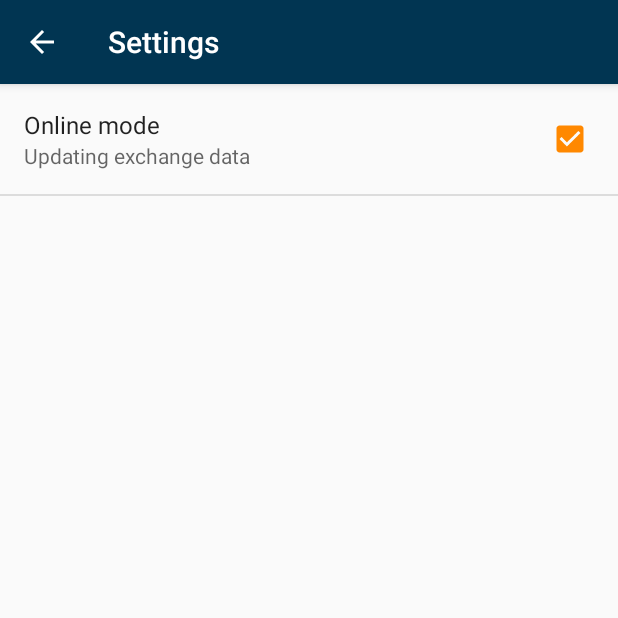
After one commit to KaloyanBogoslovov/SimpleCurrencyConvertor, an Android app: the SettingsActivity screen opened directly, with no data from a screen before it, on a phone screen of 412 x 824 dp, the top half of it. The commit adds this screen. Run offline under Robolectric (Android 15) with nearby library versions, the phone set to English and light mode, and no system bars.

Commit message:
Added online and offline mode.

```diff
--- a/app/src/main/java/com/bogoslovov/kaloyan/simplecurrencyconvertor/ValueFormatter.java
+++ b/app/src/main/java/com/bogoslovov/kaloyan/simplecurrencyconvertor/ValueFormatter.java
@@ -20,7 +20,6 @@ public class ValueFormatter implements IValueFormatter {
 
     @Override
     public String getFormattedValue(float value, Entry entry, int dataSetIndex, ViewPortHandler viewPortHandler) {
-        // write your logic here
         return mFormat.format(value);
     }
 }
--- /dev/null
+++ b/app/src/main/java/com/bogoslovov/kaloyan/simplecurrencyconvertor/activities/SettingsActivity.java
@@ -0,0 +1,24 @@
+package com.bogoslovov.kaloyan.simplecurrencyconvertor.activities;
+
+import android.os.Bundle;
+import android.support.annotation.Nullable;
+import android.support.v7.app.AppCompatActivity;
+
+import com.bogoslovov.kaloyan.simplecurrencyconvertor.R;
+import com.bogoslovov.kaloyan.simplecurrencyconvertor.fragments.SettingsFragment;
+
+/**
+ * Created by kaloqn on 3/23/17.
+ */
+
+public class SettingsActivity extends AppCompatActivity {
+
+    @Override
+    protected void onCreate(@Nullable Bundle savedInstanceState) {
+        super.onCreate(savedInstanceState);
+        setTitle(R.string.action_settings);
+        getFragmentManager()
+                .beginTransaction()
+                .replace(android.R.id.content, new SettingsFragment()).commit();
+    }
+}
--- /dev/null
+++ b/app/src/main/java/com/bogoslovov/kaloyan/simplecurrencyconvertor/fragments/SettingsFragment.java
@@ -0,0 +1,25 @@
+package com.bogoslovov.kaloyan.simplecurrencyconvertor.fragments;
+
+import android.os.Bundle;
+import android.preference.CheckBoxPreference;
+import android.preference.PreferenceFragment;
+
+import com.bogoslovov.kaloyan.simplecurrencyconvertor.R;
+
+/**
+ * Created by kaloqn on 3/23/17.
+ */
+
+public class SettingsFragment extends PreferenceFragment {
+    public static boolean onlineMode = false;
+    @Override
+    public void onCreate(final Bundle savedInstanceState) {
+
+        super.onCreate(savedInstanceState);
+        addPreferencesFromResource(R.xml.settings);
+
+        CheckBoxPreference pref = (CheckBoxPreference) findPreference("online-mode");
+        onlineMode = pref.isChecked();
+        System.out.println(onlineMode);
+    }
+}
--- a/app/src/main/res/values/strings.xml
+++ b/app/src/main/res/values/strings.xml
@@ -1,16 +1,32 @@
 <resources>
+    <!-- Application title -->
     <string name="app_name">Currency Converter</string>
+
+    <!-- Menu items -->
     <string name="action_about">About</string>
-    <string name="button_name">Swap currencies</string>
-    <string name="default_update_value">Last update: 2016-11-18</string>
+    <string name="action_settings">Settings</string>
+
+    <!-- Strings related to AboutActivity -->
     <string name="update_information"> • The basic exchange rates are updated every time the application is started, or the orientation of the device is changed.</string>
     <string name="update_charts_information"> • The charts data is updated every time the show chart button is pressed, if internet connection is available.</string>
     <string name="data_storage_information"> • The app stores the newest data locally, so it can be used without internet connection.</string>
     <string name="data_source_information"> • The application uses data from the European central bank website.</string>
+    <string name="ic_maker"> • Logo icon is designed by Freepik</string>
+
+    <!-- Strings related to MainActivity -->
+    <string name="button_name">Swap currencies</string>
+    <string name="default_update_value">Last update: 2016-11-18</string>
     <string name="exchange_rates_updated">Exchange rates updated</string>
     <string name="exchange_rates_update_failed">Exchange rates not updated. Try again later</string>
     <string name="charts_data_updated">Charts data updated</string>
     <string name="charts_data_update_failed">Charts data not updated. Try again later</string>
     <string name="please_wait">Please wait</string>
-    <string name="ic_maker"> • Logo icon is designed by Freepik</string>
+
+    <!-- String related to Settings -->
+    <string name="check_box_title">Online mode</string>
+    <string name="pref_check_box_key">online-mode</string>
+    <string name="check_box_summary_off">Not updating exchange data</string>
+    <string name="check_box_summary_on">Updating exchange data</string>
+
+
 </resources>
--- /dev/null
+++ b/app/src/main/res/xml/settings.xml
@@ -0,0 +1,15 @@
+<?xml version="1.0" encoding="utf-8"?>
+<PreferenceScreen xmlns:android="http://schemas.android.com/apk/res/android"
+    android:layout_width="match_parent"
+    android:layout_height="match_parent">
+
+    <CheckBoxPreference
+        android:id="@+id/checkbox_preference"
+        android:title="@string/check_box_title"
+        android:key="@string/pref_check_box_key"
+        android:summaryOff="@string/check_box_summary_off"
+        android:summaryOn="@string/check_box_summary_on"
+        android:fontFamily="sans-serif-condensed"
+        android:defaultValue="true" />
+
+</PreferenceScreen>
```
Also changed, not shown: app/src/main/AndroidManifest.xml (+8 -0 lines), app/src/main/java/com/bogoslovov/kaloyan/simplecurrencyconvertor/activities/MainActivity.java (+15 -3 lines), app/src/main/res/menu/activity_main_menus.xml (renamed from app/src/main/res/menu/about.xml, +6 -1 lines).
